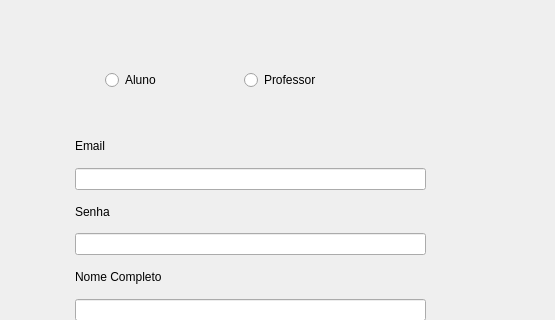
First picture: the form in Cadastrar.ui, repository Samuel-OR/Snake_Mouth, before the edit; both pictures show x 85 to 640 and y 0 to 320 of the 640 by 480 pixel window.
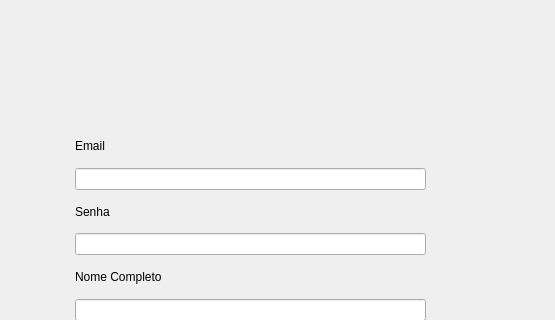
Second picture: the form after the edit.

Patch:
```diff
--- a/Cadastrar.ui
+++ b/Cadastrar.ui
@@ -14,32 +14,6 @@
    <string>MainWindow</string>
   </property>
   <widget class="QWidget" name="centralwidget">
-   <widget class="QWidget" name="horizontalLayoutWidget">
-    <property name="geometry">
-     <rect>
-      <x>190</x>
-      <y>60</y>
-      <width>271</width>
-      <height>41</height>
-     </rect>
-    </property>
-    <layout class="QHBoxLayout" name="horizontalLayout">
-     <item>
-      <widget class="QRadioButton" name="radioButton">
-       <property name="text">
-        <string>Aluno</string>
-       </property>
-      </widget>
-     </item>
-     <item>
-      <widget class="QRadioButton" name="radioButton_2">
-       <property name="text">
-        <string>Professor</string>
-       </property>
-      </widget>
-     </item>
-    </layout>
-   </widget>
    <widget class="QWidget" name="horizontalLayoutWidget_2">
     <property name="geometry">
      <rect>
```
